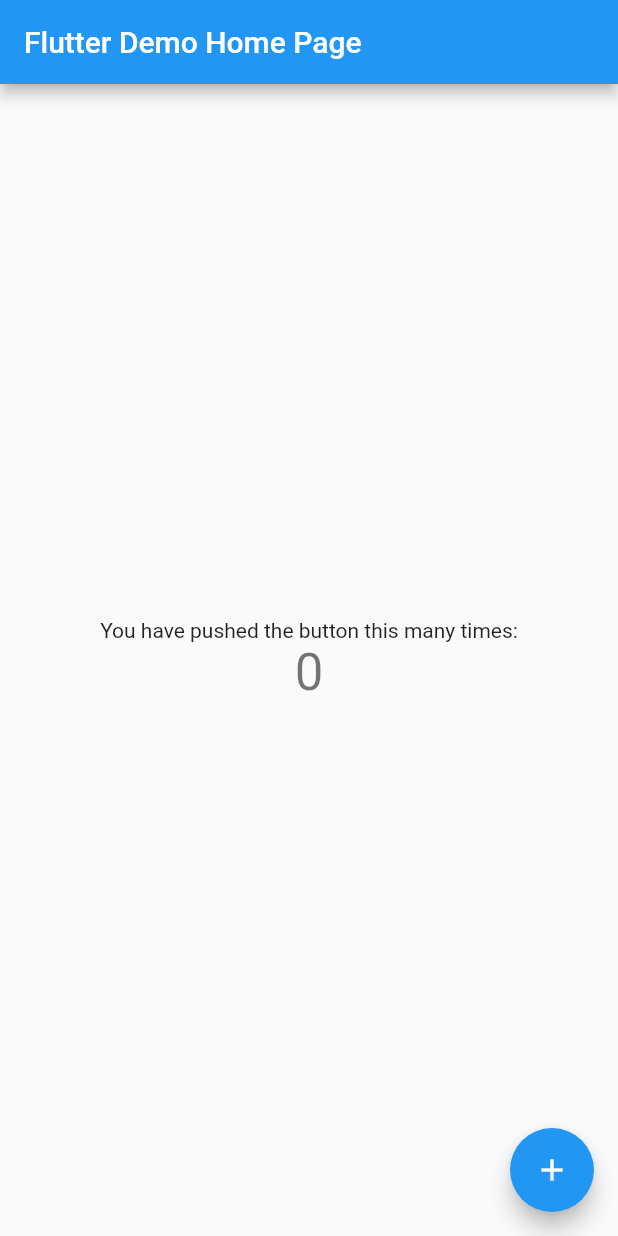
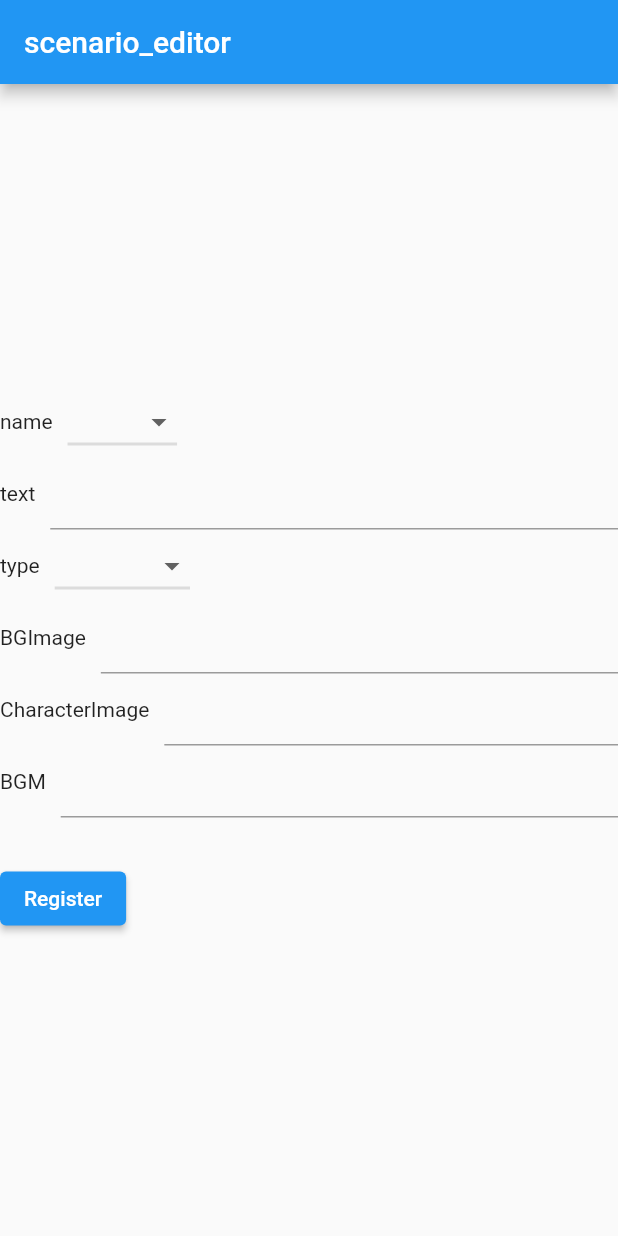
Before and after one commit to W-sharp-TCU/scenario_editor, a Flutter app: the screen it shows after launch, on a phone screen of 412 x 824 dp. Run offline on Flutter 3.47's test engine with Material 2 defaults, Android fonts, the phone set to English and light mode, and no system bars.

Commit message:
25th March, UI.

```diff
--- /dev/null
+++ b/lib/ProviderData.dart
@@ -0,0 +1,65 @@
+import 'package:flutter/material.dart';
+import 'package:provider/provider.dart';
+
+class ProviderData extends ChangeNotifier {
+  //int eventcode = -1;
+  String? name = null;
+  String text = "";
+  String? type = null;
+  String? BGImage = null;
+  String? CharacterImage = null;
+  String? BGM = null;
+  //List<int> goto = [];
+
+  void setName(newname) {
+    name = newname;
+    print(name);
+    notifyListeners();
+  }
+
+  void setText(newtext) {
+    text = newtext;
+    print(text);
+    notifyListeners();
+  }
+
+  void setType(newtype) {
+    type = newtype;
+    print(type);
+    notifyListeners();
+  }
+
+  void setBGImage(newBGImage) {
+    BGImage = newBGImage;
+    print(newBGImage);
+    notifyListeners();
+  }
+
+  void setCharacterImage(newCharacterImage) {
+    CharacterImage = newCharacterImage;
+    print(CharacterImage);
+    notifyListeners();
+  }
+
+  void setBGM(newBGM) {
+    BGM = newBGM;
+    print(BGM);
+    notifyListeners();
+  }
+
+  void register() {
+
+    clear();
+  }
+
+  void clear() {
+    //eventcode = -1;
+    name = null;
+    text = "";
+    type = null;
+    BGImage = null;
+    CharacterImage = null;
+    BGM = null;
+    //goto = [];
+  }
+}
--- /dev/null
+++ b/lib/RegisterInfo.dart
@@ -0,0 +1,257 @@
+import 'package:flutter/material.dart';
+import 'package:provider/provider.dart';
+
+import 'package:scenario_editor/ProviderData.dart';
+
+
+class RegisterInfo extends StatelessWidget {
+  const RegisterInfo({Key? key}) : super(key: key);
+
+  @override
+  Widget build(BuildContext context) {
+    return Container(
+      height: 500,
+      width: 500,
+      child: Column(
+        mainAxisAlignment: MainAxisAlignment.center,
+        children: <Widget>[
+          RegisterName(),
+          RegisterText(),
+          RegisterType(),
+          RegisterBGImage(),
+          RegisterCharacterImage(),
+          RegisterBGM(),
+          const SizedBox(
+            height: 30,
+          ),
+          Buttons(),
+        ],
+      ),
+    );
+  }
+}
+
+
+class RegisterName extends StatelessWidget {
+  const RegisterName({Key? key}) : super(key: key);
+
+  @override
+  Widget build(BuildContext context) {
+    final List<String> nameList = ["", "name1", "name2", "name3", "name4"];
+    final ProviderData providerData = Provider.of<ProviderData>(context);
+    String? value = providerData.name;
+
+    return Container(
+      child: Row(
+        children: <Widget>[
+          const Text("name"),
+          const SizedBox(
+            width: 10,
+          ),
+          DropdownButton(
+            value: value,
+            underline: Container(
+              height: 2,
+              color: Colors.black12,
+            ),
+            items: nameList.map<DropdownMenuItem<String>>((String value) {
+              return DropdownMenuItem<String>(
+                value: value,
+                child: Text(value),
+              );
+            }).toList(),
+            onChanged: (newvalue) {
+              providerData.setName(newvalue.toString());
+            }
+          ),
+          /* subname's textfield */
+          /*
+          TextField(),
+          */
+        ],
+      ),
+    );
+  }
+}
+
+
+class RegisterText extends StatelessWidget {
+  const RegisterText({Key? key}) : super(key: key);
+
+  @override
+  Widget build(BuildContext context) {
+    final ProviderData providerData = Provider.of<ProviderData>(context);
+
+    return Container(
+      child: Row(
+        children: <Widget>[
+          const Text("text"),
+          const SizedBox(
+            width: 10,
+          ),
+          Expanded(
+            child: TextField(
+              keyboardType: TextInputType.multiline,
+              maxLines: null,
+              onChanged: (newvalue) {
+                providerData.setText(newvalue.toString());
+              },
+            ),
+          ),
+        ],
+      ),
+    );
+  }
+}
+
+
+class RegisterType extends StatelessWidget {
+  const RegisterType({Key? key}) : super(key: key);
+
+  @override
+  Widget build(BuildContext context) {
+    final List<String> typeList = ["Speech", "Question", "StatusUP"];
+    final ProviderData providerData = Provider.of<ProviderData>(context);
+    String? value = providerData.type;
+
+    return Container(
+      child: Row(
+        children: <Widget>[
+          const Text("type"),
+          const SizedBox(
+            width: 10,
+          ),
+          DropdownButton(
+              value: value,
+              underline: Container(
+                height: 2,
+                color: Colors.black12,
+              ),
+              items: typeList.map<DropdownMenuItem<String>>((String value) {
+                return DropdownMenuItem<String>(
+                  value: value,
+                  child: Text(value),
+                );
+              }).toList(),
+              onChanged: (newvalue) {
+                providerData.setType(newvalue.toString());
+              }
+          ),
+        ],
+      ),
+    );
+  }
+}
+
+
+class RegisterBGImage extends StatelessWidget {
+  const RegisterBGImage({Key? key}) : super(key: key);
+
+  @override
+  Widget build(BuildContext context) {
+    final ProviderData providerData = Provider.of<ProviderData>(context);
+
+    return Container(
+      child: Row(
+        children: <Widget>[
+          const Text("BGImage"),
+          const SizedBox(
+            width: 10,
+          ),
+          Expanded(
+            child: TextField(
+              keyboardType: TextInputType.multiline,
+              maxLines: 1,
+              onChanged: (newvalue) {
+                providerData.setBGImage(newvalue.toString());
+              },
+            ),
+          ),
+        ],
+      ),
+    );
+  }
+}
+
+
+class RegisterCharacterImage extends StatelessWidget {
+  const RegisterCharacterImage({Key? key}) : super(key: key);
+
+  @override
+  Widget build(BuildContext context) {
+    final ProviderData providerData = Provider.of<ProviderData>(context);
+
+    return Container(
+      child: Row(
+        children: <Widget>[
+          const Text("CharacterImage"),
+          const SizedBox(
+            width: 10,
+          ),
+          Expanded(
+            child: TextField(
+              keyboardType: TextInputType.multiline,
+              maxLines: 1,
+              onChanged: (newvalue) {
+                providerData.setCharacterImage(newvalue.toString());
+              },
+            ),
+          ),
+        ],
+      ),
+    );
+  }
+}
+
+
+class RegisterBGM extends StatelessWidget {
+  const RegisterBGM({Key? key}) : super(key: key);
+
+  @override
+  Widget build(BuildContext context) {
+    final ProviderData providerData = Provider.of<ProviderData>(context);
+
+    return Container(
+      child: Row(
+        children: <Widget>[
+          const Text("BGM"),
+          const SizedBox(
+            width: 10,
+          ),
+          Expanded(
+            child: TextField(
+              keyboardType: TextInputType.multiline,
+              maxLines: 1,
+              onChanged: (newvalue) {
+                providerData.setBGM(newvalue.toString());
+              },
+            ),
+          ),
+        ],
+      ),
+    );
+  }
+}
+
+
+class Buttons extends StatelessWidget {
+  const Buttons({Key? key}) : super(key: key);
+
+  @override
+  Widget build(BuildContext context) {
+    final ProviderData providerData = Provider.of<ProviderData>(context);
+
+    return Container(
+      child: Row(
+        children: <Widget>[
+          ElevatedButton(
+            child: const Text("Register"),
+            onPressed: (){
+              providerData.register();
+            },
+          ),
+        ],
+      ),
+    );
+  }
+}
--- /dev/null
+++ b/lib/ShowScenario.dart
@@ -0,0 +1,53 @@
+import 'package:flutter/material.dart';
+import 'package:provider/provider.dart';
+
+class ShowScenario extends StatelessWidget {
+  const ShowScenario({Key? key}) : super(key: key);
+
+  @override
+  Widget build(BuildContext context) {
+    return Container(
+      child: Column(
+        children: [
+          Container(
+            height: 400,
+            width: 800,
+            child: GridView.count(
+              primary: false,
+              crossAxisCount: 1,
+              children: [
+
+              ],
+            ),
+          )
+        ],
+      ),
+    );
+  }
+}
+
+
+class Scenario extends StatelessWidget {
+  const Scenario({Key? key}) : super(key: key);
+
+  @override
+  Widget build(BuildContext context) {
+    return SizedBox(
+      height: 50,
+      child: Column(
+        children: <Widget>[
+          Row(
+            mainAxisAlignment: MainAxisAlignment.center,
+            children: <Widget>[
+              Text("name"),
+              const SizedBox(
+                width: 10,
+              ),
+              Text(""),
+            ],
+          )
+        ],
+      ),
+    );
+  }
+}
--- a/lib/main.dart
+++ b/lib/main.dart
@@ -1,115 +1,52 @@
 import 'package:flutter/material.dart';
+import 'package:provider/provider.dart';
+
+import 'ProviderData.dart';
+import 'RegisterInfo.dart';
 
 void main() {
-  runApp(const MyApp());
+  runApp(
+    ScenarioEditor(),
+  );
 }
 
-class MyApp extends StatelessWidget {
-  const MyApp({Key? key}) : super(key: key);
+class ScenarioEditor extends StatelessWidget {
+  ScenarioEditor({Key? key}) : super(key: key);
 
-  // This widget is the root of your application.
+  final ProviderData providerData = ProviderData();
+
   @override
   Widget build(BuildContext context) {
-    return MaterialApp(
-      title: 'Flutter Demo',
-      theme: ThemeData(
-        // This is the theme of your application.
-        //
-        // Try running your application with "flutter run". You'll see the
-        // application has a blue toolbar. Then, without quitting the app, try
-        // changing the primarySwatch below to Colors.green and then invoke
-        // "hot reload" (press "r" in the console where you ran "flutter run",
-        // or simply save your changes to "hot reload" in a Flutter IDE).
-        // Notice that the counter didn't reset back to zero; the application
-        // is not restarted.
-        primarySwatch: Colors.blue,
+    return ChangeNotifierProvider(
+      create: (context) => ProviderData(),
+      child: MaterialApp(
+        title: "scenario_editor",
+        theme: ThemeData(
+          primaryColor: Colors.blue,
+        ),
+        home: const TopPage(),
       ),
-      home: const MyHomePage(title: 'Flutter Demo Home Page'),
     );
   }
 }
 
-class MyHomePage extends StatefulWidget {
-  const MyHomePage({Key? key, required this.title}) : super(key: key);
-
-  // This widget is the home page of your application. It is stateful, meaning
-  // that it has a State object (defined below) that contains fields that affect
-  // how it looks.
-
-  // This class is the configuration for the state. It holds the values (in this
-  // case the title) provided by the parent (in this case the App widget) and
-  // used by the build method of the State. Fields in a Widget subclass are
-  // always marked "final".
-
-  final String title;
-
-  @override
-  State<MyHomePage> createState() => _MyHomePageState();
-}
-
-class _MyHomePageState extends State<MyHomePage> {
-  int _counter = 0;
-
-  void _incrementCounter() {
-    setState(() {
-      // This call to setState tells the Flutter framework that something has
-      // changed in this State, which causes it to rerun the build method below
-      // so that the display can reflect the updated values. If we changed
-      // _counter without calling setState(), then the build method would not be
-      // called again, and so nothing would appear to happen.
-      _counter++;
-    });
-  }
+class TopPage extends StatelessWidget {
+  const TopPage({Key? key}) : super(key: key);
 
   @override
   Widget build(BuildContext context) {
-    // This method is rerun every time setState is called, for instance as done
-    // by the _incrementCounter method above.
-    //
-    // The Flutter framework has been optimized to make rerunning build methods
-    // fast, so that you can just rebuild anything that needs updating rather
-    // than having to individually change instances of widgets.
     return Scaffold(
       appBar: AppBar(
-        // Here we take the value from the MyHomePage object that was created by
-        // the App.build method, and use it to set our appbar title.
-        title: Text(widget.title),
+        title: const Text("scenario_editor"),
       ),
       body: Center(
-        // Center is a layout widget. It takes a single child and positions it
-        // in the middle of the parent.
         child: Column(
-          // Column is also a layout widget. It takes a list of children and
-          // arranges them vertically. By default, it sizes itself to fit its
-          // children horizontally, and tries to be as tall as its parent.
-          //
-          // Invoke "debug painting" (press "p" in the console, choose the
-          // "Toggle Debug Paint" action from the Flutter Inspector in Android
-          // Studio, or the "Toggle Debug Paint" command in Visual Studio Code)
-          // to see the wireframe for each widget.
-          //
-          // Column has various properties to control how it sizes itself and
-          // how it positions its children. Here we use mainAxisAlignment to
-          // center the children vertically; the main axis here is the vertical
-          // axis because Columns are vertical (the cross axis would be
-          // horizontal).
           mainAxisAlignment: MainAxisAlignment.center,
-          children: <Widget>[
-            const Text(
-              'You have pushed the button this many times:',
-            ),
-            Text(
-              '$_counter',
-              style: Theme.of(context).textTheme.headline4,
-            ),
+          children: const<Widget>[
+            RegisterInfo(),
           ],
         ),
       ),
-      floatingActionButton: FloatingActionButton(
-        onPressed: _incrementCounter,
-        tooltip: 'Increment',
-        child: const Icon(Icons.add),
-      ), // This trailing comma makes auto-formatting nicer for build methods.
     );
   }
 }
--- a/pubspec.yaml
+++ b/pubspec.yaml
@@ -61,8 +61,8 @@
   uses-material-design: true
 
   # To add assets to your application, add an assets section, like this:
-  assets:
-    - assets/*
+  # assets:
+    # - assets/*
 
   # An image asset can refer to one or more resolution-specific "variants", see
   # https://flutter.dev/assets-and-images/#resolution-aware.
```
